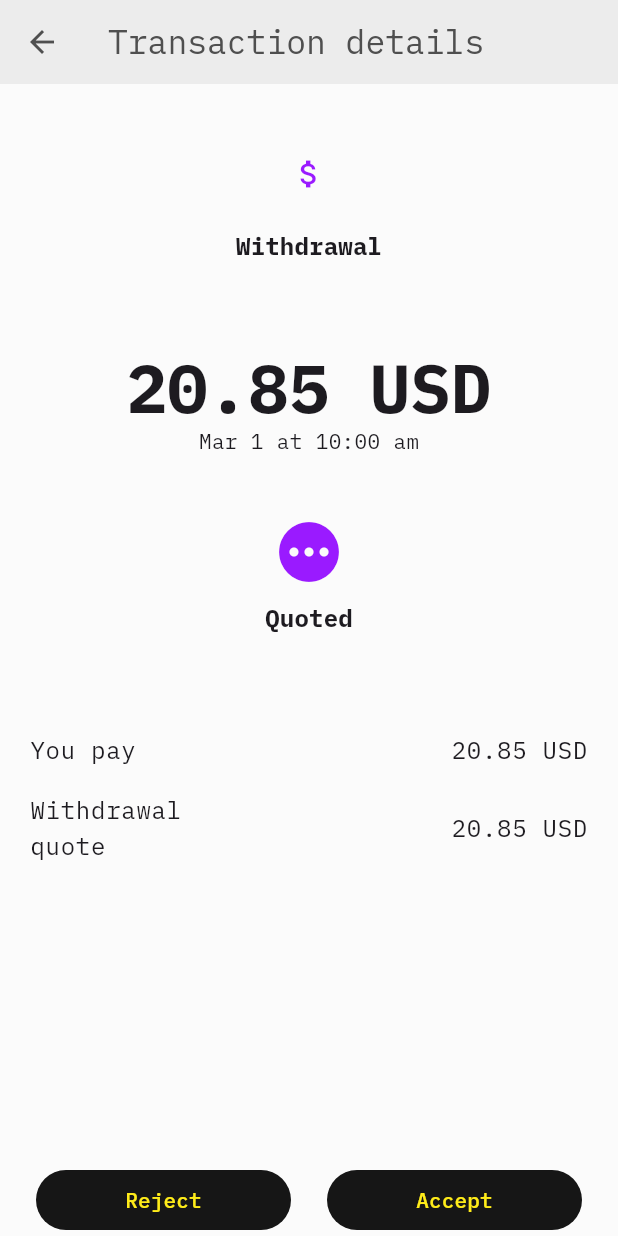
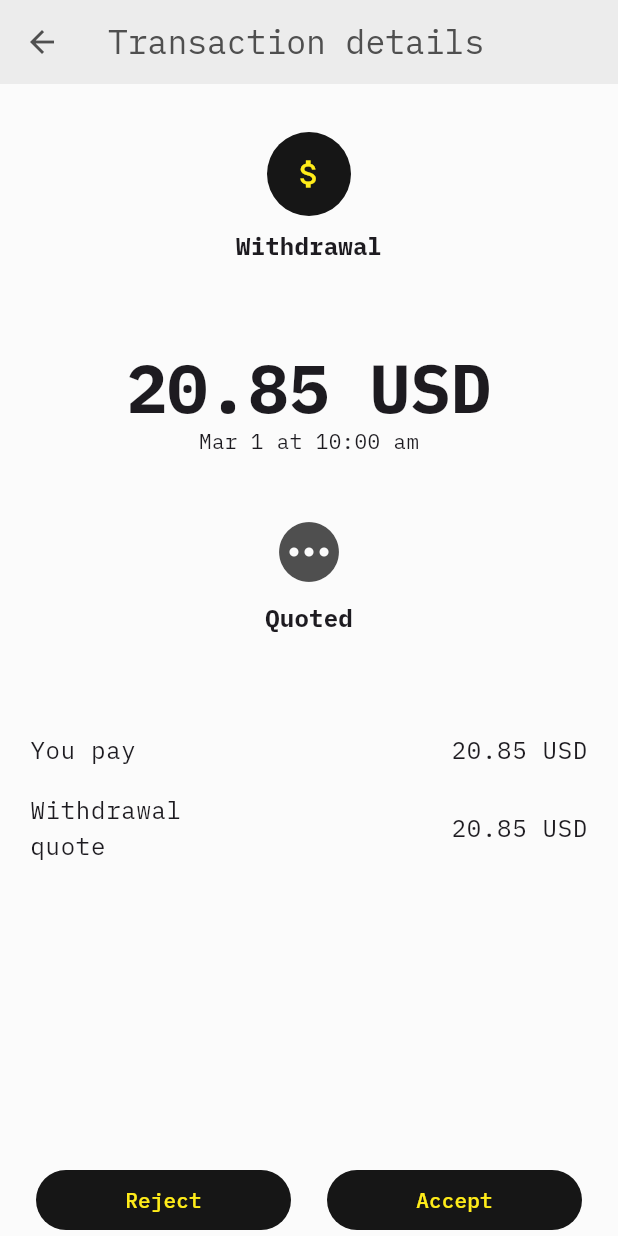
Before and after one commit to TBD54566975/didpay, a Flutter app: the HomePage screen opened directly, after a tap on "Withdrawal", on a phone screen of 412 x 824 dp. Run offline on Flutter 3.47's test engine with Material 3 defaults, Android fonts, the phone set to English and light mode, and no system bars; our stand-ins replace device_info_plus, flutter_hooks, flutter_secure_storage, hooks_riverpod, qr_flutter, shared_preferences and 1 more; missing offline and left inert: mobile_scanner, web5_flutter; accounts and stored records are empty.

Commit message:
update light colour theme and remove surfaceVariants

```diff
--- a/lib/features/home/home_page.dart
+++ b/lib/features/home/home_page.dart
@@ -147,12 +147,13 @@ class HomePage extends HookConsumerWidget {
             width: Grid.lg,
             height: Grid.lg,
             decoration: BoxDecoration(
-              color: Theme.of(context).colorScheme.surfaceVariant,
+              color: Theme.of(context).colorScheme.primary,
               shape: BoxShape.circle,
             ),
             // TODO: use $ or first letter of name based on txn type
-            child: const Center(
-              child: Icon(Icons.attach_money),
+            child: Center(
+              child: Icon(Icons.attach_money,
+                  color: Theme.of(context).colorScheme.background),
             ),
           ),
           onTap: () => Navigator.of(context).push(
--- a/lib/features/home/transaction_details_page.dart
+++ b/lib/features/home/transaction_details_page.dart
@@ -57,11 +57,11 @@ class TransactionDetailsPage extends HookWidget {
                 width: Grid.xxl,
                 height: Grid.xxl,
                 decoration: BoxDecoration(
-                  color: Theme.of(context).colorScheme.surfaceVariant,
+                  color: Theme.of(context).colorScheme.primary,
                   shape: BoxShape.circle,
                 ),
                 child: Icon(Icons.attach_money,
-                    color: Theme.of(context).colorScheme.onSurfaceVariant)),
+                    color: Theme.of(context).colorScheme.onPrimary)),
           ),
         ),
         const SizedBox(height: Grid.xxs),
@@ -124,8 +124,6 @@ class TransactionDetailsPage extends HookWidget {
   Color _getStatusColor(BuildContext context, String status) {
     var colorScheme = Theme.of(context).colorScheme;
     switch (status) {
-      case Status.quoted:
-        return colorScheme.secondary;
       case Status.failed:
         return colorScheme.error;
       case Status.completed:
```
Also changed, not shown: lib/shared/theme/color_scheme.dart (+4 -8 lines).
